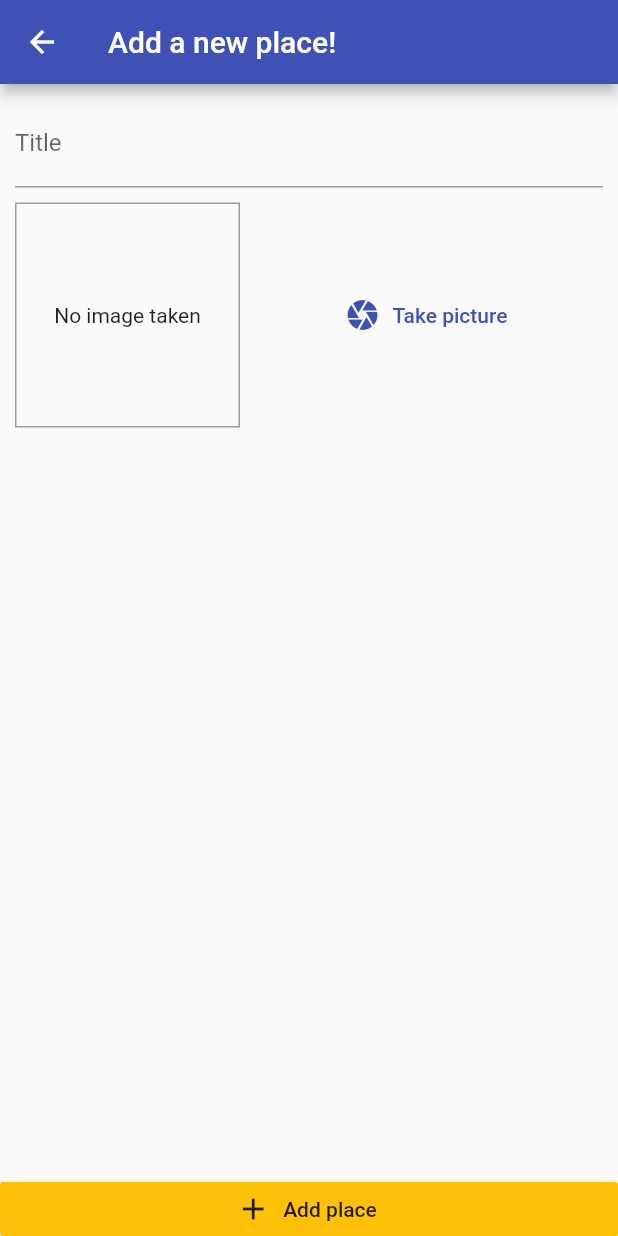
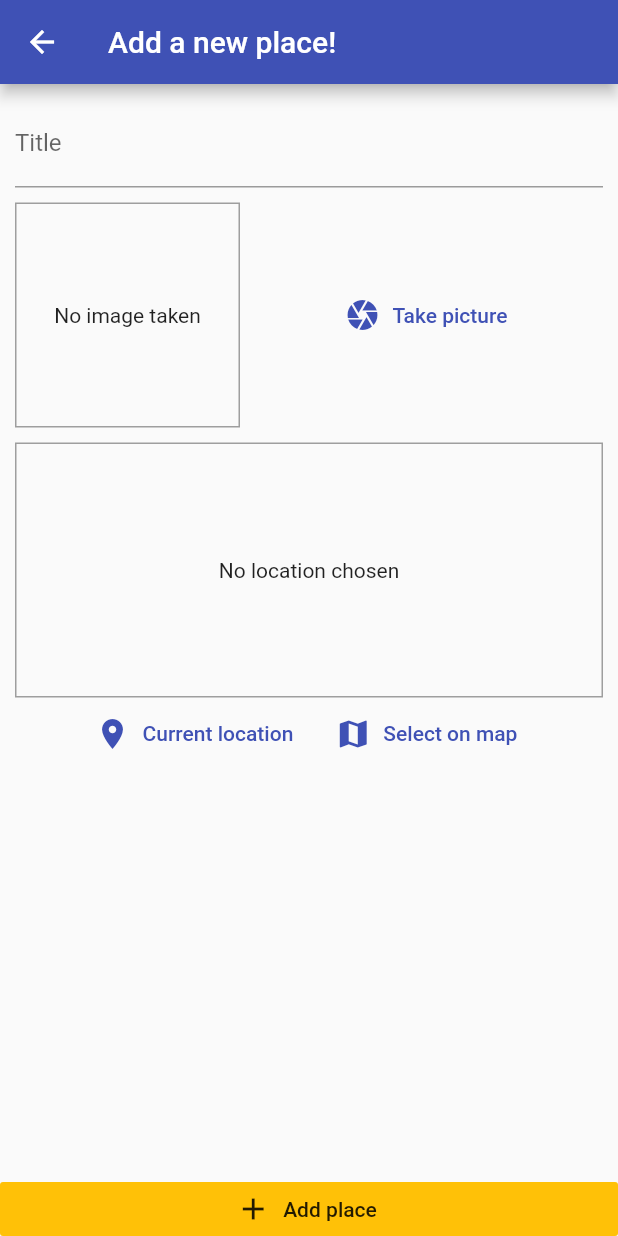
Before and after one commit to FranLMSP/places_app, a Flutter app: the screen it shows after launch, after a tap on the "add" icon, on a phone screen of 412 x 824 dp. Run offline on Flutter 3.47's test engine with Material 2 defaults, Android fonts, the phone set to English and light mode, and no system bars; our stand-ins replace flutter_map, image_picker, latlong, location, sqflite; accounts and stored records are empty.

Commit message:
Getting device location

```diff
--- a/lib/helpers/db_helper.dart
+++ b/lib/helpers/db_helper.dart
@@ -10,7 +10,7 @@ class DBHelper {
       path.join(dbPath, 'places.db'),
       version: 1,
       onCreate: (db, version) {
-        db.execute('CREATE TABLE ${DBHelper.userPlacesTable}(id TEXT PRIMARY KEY, title TEXT, image TEXT)');
+        db.execute('CREATE TABLE ${DBHelper.userPlacesTable}(id TEXT PRIMARY KEY, title TEXT, image TEXT, latitude REAL, longitude REAL, address TEXT)');
       }
     );
   }
--- a/lib/providers/great_places.dart
+++ b/lib/providers/great_places.dart
@@ -11,12 +11,12 @@ class GreatPlaces with ChangeNotifier {
     return [..._items];
   }
 
-  void addPlace(String title, File image) {
+  void addPlace(String title, File image, PlaceLocation place) {
     final newPlace = Place(
       id: DateTime.now().toString(),
       image: image,
       title: title,
-      location: null,
+      location: place,
     );
     _items.add(newPlace);
     notifyListeners();
@@ -24,6 +24,9 @@ class GreatPlaces with ChangeNotifier {
       'id': newPlace.id,
       'title': newPlace.title,
       'image': newPlace.image.path,
+      'latitude': newPlace.location.latitude,
+      'longitude': newPlace.location.longitude,
+      'address': newPlace.location.address,
     });
   }
 
@@ -33,7 +36,11 @@ class GreatPlaces with ChangeNotifier {
       id: item['id'],
       title: item['title'],
       image: File(item['image']),
-      location: null,
+      location: PlaceLocation(
+        latitude: item['latitude'],
+        longitude: item['longitude'],
+        address: item['address'],
+      ),
     )).toList();
     notifyListeners();
   }
--- a/lib/screens/add_place_screen.dart
+++ b/lib/screens/add_place_screen.dart
@@ -1,9 +1,11 @@
 import 'dart:io';
 import 'package:flutter/material.dart';
+import 'package:great_places_app/models/place.dart';
 import 'package:provider/provider.dart';
 
 import '../providers/great_places.dart';
 import '../widgets/image_input.dart';
+import '../widgets/location_input.dart';
 
 class AddPlaceScreen extends StatefulWidget {
   static const routeName = '/add-place';
@@ -15,16 +17,21 @@ class AddPlaceScreen extends StatefulWidget {
 class _AddPlaceScreenState extends State<AddPlaceScreen> {
   final _titleController = TextEditingController();
   File _pickedImage;
+  PlaceLocation _pickedPlace;
 
   void _selectImage(File pickedImage) {
     _pickedImage = pickedImage;
+  }
+
+  void _selectPlace(PlaceLocation pickedPlace) {
+    _pickedPlace = pickedPlace;
   }
 
   void _savePlace() {
     if (_titleController.text.trim() == '' || _pickedImage == null) {
       return;
     }
-    Provider.of<GreatPlaces>(context, listen: false).addPlace(_titleController.text, _pickedImage);
+    Provider.of<GreatPlaces>(context, listen: false).addPlace(_titleController.text, _pickedImage, _pickedPlace);
     Navigator.of(context).pop();
   }
 
@@ -50,6 +57,8 @@ class _AddPlaceScreenState extends State<AddPlaceScreen> {
                     ),
                     SizedBox(height: 10),
                     ImageInput(_selectImage),
+                    SizedBox(height: 10),
+                    LocationInput(_selectPlace),
                   ],
                 ),
               ),
--- a/lib/screens/places_list_screen.dart
+++ b/lib/screens/places_list_screen.dart
@@ -37,6 +37,7 @@ class PlacesListScreen extends StatelessWidget {
                                         FileImage(greatPlaces.items[i].image),
                                   ),
                                   title: Text(greatPlaces.items[i].title),
+                                  subtitle: Text(greatPlaces.items[i].location.address),
                                   onTap: () {},
                                 ),
                               ),
--- /dev/null
+++ b/lib/widgets/location_input.dart
@@ -0,0 +1,101 @@
+import 'package:flutter/material.dart';
+import 'package:location/location.dart';
+import 'package:flutter_map/flutter_map.dart';
+import 'package:latlong/latlong.dart';
+
+import '../models/place.dart';
+
+class LocationInput extends StatefulWidget {
+  final Function onSelectLocation;
+
+  LocationInput(this.onSelectLocation);
+
+  @override
+  _LocationInputState createState() => _LocationInputState();
+}
+
+class _LocationInputState extends State<LocationInput> {
+  PlaceLocation _place;
+
+  Future<void> _getCurrentUserLocation() async {
+    final locationData = await Location().getLocation();
+    setState(() {
+      _place = PlaceLocation(
+        latitude: locationData.latitude,
+        longitude: locationData.longitude,
+        address: 'Some address',
+      );
+    });
+    widget.onSelectLocation(_place);
+  }
+
+  Widget _buildMap() {
+    return FlutterMap(
+      options: MapOptions(
+        center: LatLng(_place.latitude, _place.longitude),
+        zoom: 18.0,
+      ),
+      layers: [
+        TileLayerOptions(
+          urlTemplate: "https://{s}.tile.openstreetmap.org/{z}/{x}/{y}.png",
+          subdomains: ['a', 'b', 'c']
+        ),
+        MarkerLayerOptions(
+          markers: [
+            Marker(
+              width: 80.0,
+              height: 80.0,
+              point: LatLng(_place.latitude, _place.longitude),
+              builder: (ctx) => Container(
+                child: Icon(
+                  Icons.location_on,
+                  size: 35,
+                  color: Theme.of(context).primaryColor
+                ),
+              ),
+            ),
+          ],
+        ),
+      ],
+    );
+  }
+
+  @override
+  Widget build(BuildContext context) {
+    return Column(
+      children: <Widget>[
+        Container(
+          height: 170,
+          width: double.infinity,
+          alignment: Alignment.center,
+          decoration: BoxDecoration(
+            border: Border.all(width: 1, color: Colors.grey),
+          ),
+          child: _place == null
+              ? Text(
+                  'No location chosen',
+                  textAlign: TextAlign.center,
+                )
+              : _buildMap(),
+        ),
+        Row(
+          mainAxisAlignment: MainAxisAlignment.center,
+          children: <Widget>[
+            FlatButton.icon(
+              icon: Icon(Icons.location_on),
+              label: Text('Current location'),
+              textColor: Theme.of(context).primaryColor,
+              onPressed: _getCurrentUserLocation,
+            ),
+            FlatButton.icon(
+              icon: Icon(Icons.map),
+              label: Text('Select on map'),
+              textColor: Theme.of(context).primaryColor,
+              onPressed: () {},
+            ),
+          ],
+        ),
+      ],
+    );
+  }
+}
--- a/pubspec.yaml
+++ b/pubspec.yaml
@@ -29,6 +29,8 @@ dependencies:
   path_provider: ^1.6.27
   path: ^1.7.0
   sqflite: ^1.3.2+3
+  location: ^3.2.4
+  flutter_map: any
 
 
   # The following adds the Cupertino Icons font to your application.
```
Also changed, not shown: pubspec.lock, 1 other file.
